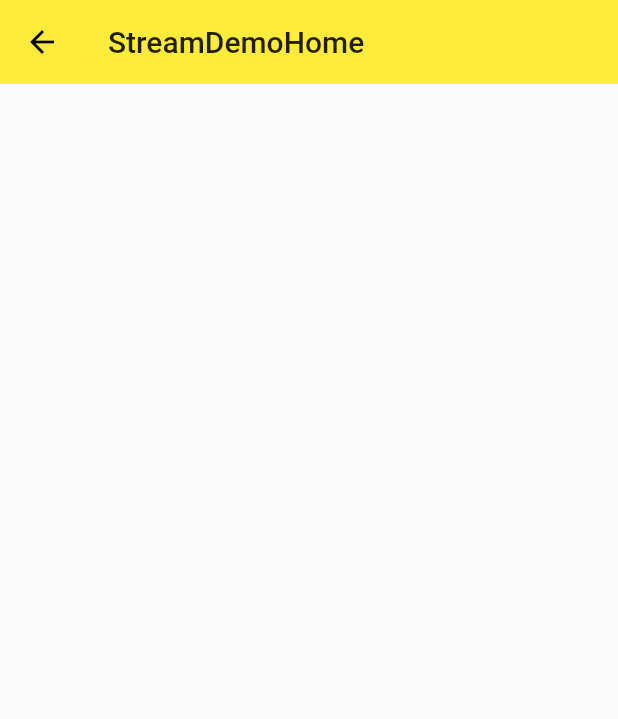
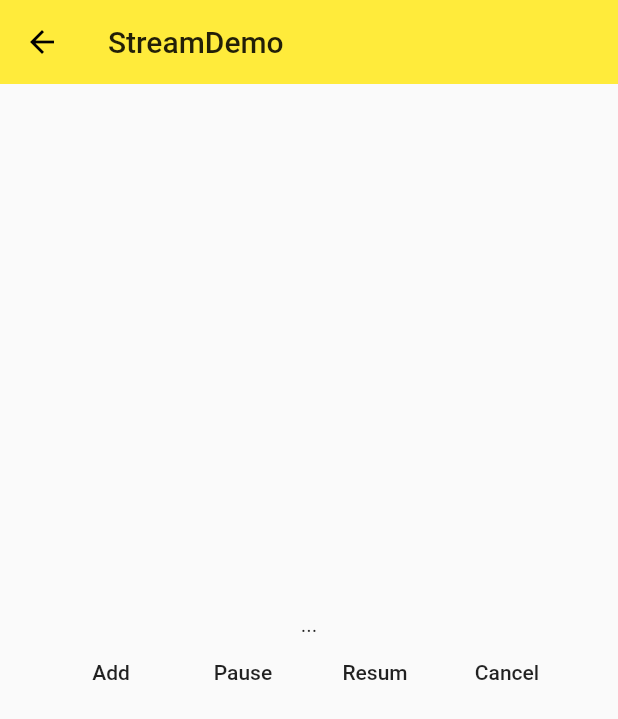
Before and after one commit to kzeeyang/flutter_study, a Flutter app: the screen it shows after launch, on a phone screen of 412 x 824 dp. Shown: the top 719 px of the screen. Run offline on Flutter 3.47's test engine with Material 2 defaults, Android fonts, the phone set to English and light mode, and no system bars.

Commit message:
stream demo

```diff
--- a/lib/demo/stream/stream_demo.dart
+++ b/lib/demo/stream/stream_demo.dart
@@ -20,17 +20,36 @@ class StreamDemoHome extends StatefulWidget {
 }
 
 class _StreamDemoHomeState extends State<StreamDemoHome> {
+  StreamSubscription _streamDemoSubscription;
+  StreamController<String> _streamDemo;
+  StreamSink _sinkDemo;
+  String _data = '...';
+
+  @override
+  void dispose() {
+    // TODO: implement dispose
+    _streamDemo.close(); //小部件移除时执行
+    super.dispose();
+  }
+
   @override
   void initState() {
     super.initState();
-    Stream<String> _streamDemo = Stream.fromFuture(fetchData());
+    // Stream<String> _streamDemo = Stream.fromFuture(fetchData());
+    print('Create a stream.');
+    _streamDemo = StreamController<String>();
+    _sinkDemo = _streamDemo.sink;
 
     print('Start listening on a stream.');
-    _streamDemo.listen(onData, onError: onError, onDone: onDone);
+    _streamDemoSubscription =
+        _streamDemo.stream.listen(onData, onError: onError, onDone: onDone);
     print('Initialized completed.');
   }
 
   void onData(String data) {
+    setState(() {
+      _data = data;
+    });
     print(data);
   }
 
@@ -43,17 +62,77 @@ class _StreamDemoHomeState extends State<StreamDemoHome> {
   }
 
   Future<String> fetchData() async {
-    await Future.delayed(Duration(seconds: 3));
-    throw 'Something happend';
-    // return 'hello~';
+    await Future.delayed(Duration(seconds: 2));
+    // throw 'Something happend';
+    return 'hello~';
+  }
+
+  void _addDataToStream() async {
+    print('Add data to stream');
+    String data = await fetchData();
+    // _streamDemo.add(data);
+    _sinkDemo.add(data);
+  }
+
+  void _pauseStream() {
+    print('Pause subscription');
+    _streamDemoSubscription.pause();
+  }
+
+  void _resumeStream() {
+    print('Resum subscription');
+    _streamDemoSubscription.resume();
+  }
+
+  void _cancelStream() {
+    print('Cancel subscription');
+    _streamDemoSubscription.cancel();
   }
 
   @override
   Widget build(BuildContext context) {
     return Scaffold(
       appBar: AppBar(
-        title: Text('StreamDemoHome'),
+        title: Text('StreamDemo'),
         elevation: 0.0,
+      ),
+      body: Container(
+        child: Center(
+          child: Column(
+            mainAxisAlignment: MainAxisAlignment.center,
+            children: <Widget>[
+              Text(_data),
+              // StreamBuilder(
+              //   stream: _streamDemo.stream,
+              //   initialData: '...',
+              //   builder: (context, snapshot) {
+              //     return Text('${snapshot.data}');
+              //   },
+              // ),
+              Row(
+                mainAxisAlignment: MainAxisAlignment.center,
+                children: <Widget>[
+                  FlatButton(
+                    child: Text('Add'),
+                    onPressed: _addDataToStream,
+                  ),
+                  FlatButton(
+                    child: Text('Pause'),
+                    onPressed: _pauseStream,
+                  ),
+                  FlatButton(
+                    child: Text('Resum'),
+                    onPressed: _resumeStream,
+                  ),
+                  FlatButton(
+                    child: Text('Cancel'),
+                    onPressed: _cancelStream,
+                  ),
+                ],
+              ),
+            ],
+          ),
+        ),
       ),
     );
   }
```
